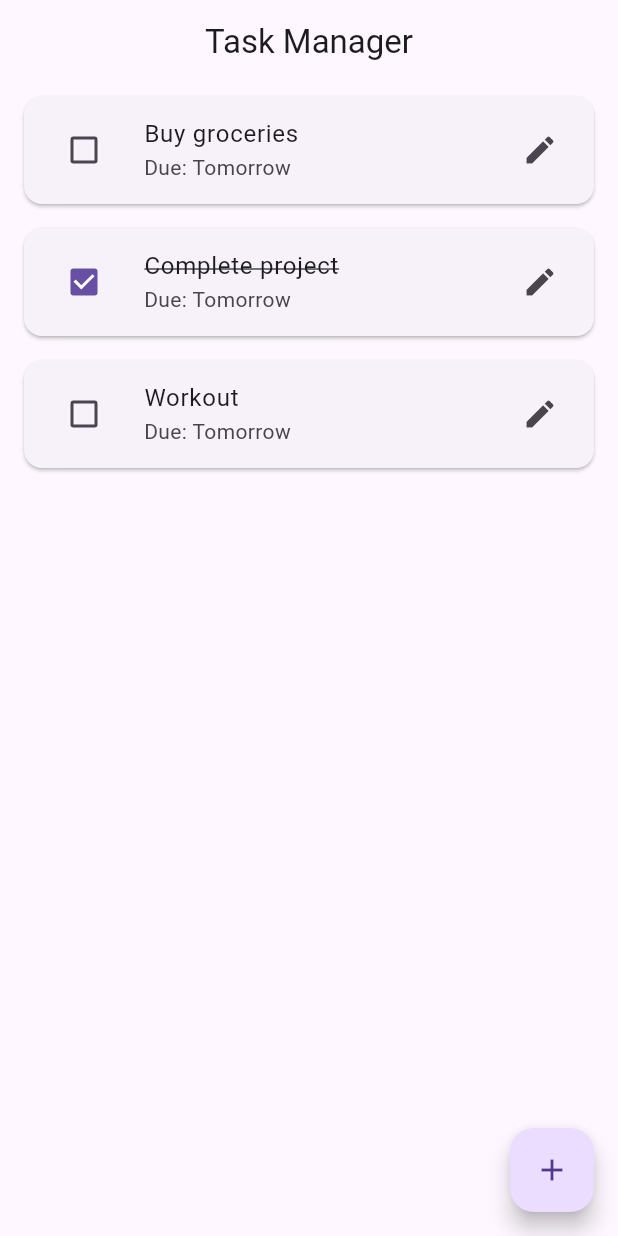
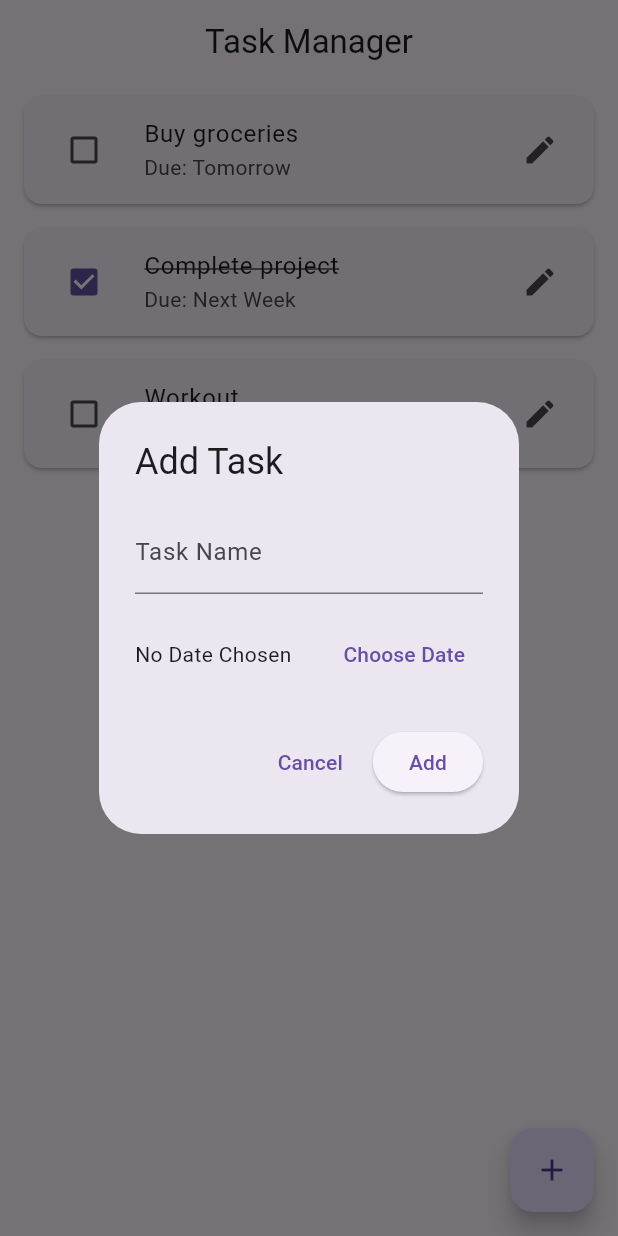
Before and after one commit to Kush148/flutter_task_manager, a Flutter app: the screen it shows after launch, after a tap on the "add" icon, on a phone screen of 412 x 824 dp. Run offline on Flutter 3.47's test engine with Material 3 defaults, Android fonts, the phone set to English and light mode, and no system bars.

Commit message:
feat: add task creation with date selection and dynamic labels

```diff
--- a/lib/main.dart
+++ b/lib/main.dart
@@ -1,4 +1,5 @@
 import 'package:flutter/material.dart';
+import 'package:intl/intl.dart';
 
 void main() {
   runApp(const MaterialApp(
@@ -16,6 +17,104 @@ class TaskManager extends StatefulWidget {
 class _TaskManagerState extends State<TaskManager> {
   List<String> tasks = ["Buy groceries", "Complete project", "Workout"];
   List<bool> taskStatus = [false, true, false];
+  List<String> taskDates = ["Tomorrow", "Next Week", "Today"];
+
+  final TextEditingController _taskController = TextEditingController();
+  DateTime? _selectedDate;
+
+  @override
+  void dispose() {
+    _taskController.dispose();
+    super.dispose();
+  }
+
+  void _addTask() {
+    showDialog(
+      context: context,
+      builder: (context) {
+        return AlertDialog(
+          title: const Text("Add Task"),
+          content: Column(
+            mainAxisSize: MainAxisSize.min,
+            children: [
+              TextField(
+                controller: _taskController,
+                decoration: const InputDecoration(labelText: "Task Name"),
+              ),
+              const SizedBox(height: 16),
+              Row(
+                children: [
+                  Expanded(
+                    child: Text(
+                      _selectedDate == null
+                          ? "No Date Chosen"
+                          : "Due: ${_formatDate(_selectedDate!)}",
+                    ),
+                  ),
+                  TextButton(
+                    onPressed: _pickDate,
+                    child: const Text("Choose Date"),
+                  ),
+                ],
+              ),
+            ],
+          ),
+          actions: [
+            TextButton(
+              onPressed: () => Navigator.of(context).pop(),
+              child: const Text("Cancel"),
+            ),
+            ElevatedButton(
+              onPressed: () {
+                if (_taskController.text.isNotEmpty && _selectedDate != null) {
+                  setState(() {
+                    tasks.add(_taskController.text);
+                    taskStatus.add(false);
+                    taskDates.add(_formatDate(_selectedDate!));
+                    _taskController.clear();
+                    _selectedDate = null;
+                  });
+                  Navigator.of(context).pop();
+                }
+              },
+              child: const Text("Add"),
+            ),
+          ],
+        );
+      },
+    );
+  }
+
+  Future<void> _pickDate() async {
+    final DateTime? picked = await showDatePicker(
+      context: context,
+      initialDate: DateTime.now(),
+      firstDate: DateTime.now(),
+      lastDate: DateTime(2101),
+    );
+    if (picked != null) {
+      setState(() {
+        _selectedDate = picked;
+      });
+    }
+  }
+
+  String _formatDate(DateTime date) {
+    final today = DateTime.now();
+    final tomorrow = today.add(Duration(days: 1));
+
+    String formattedDate = DateFormat('dd-MM-yyyy').format(date);
+
+    if (date.year == today.year && date.month == today.month && date.day == today.day) {
+      return "$formattedDate (Today)";
+    } else if (date.year == tomorrow.year && date.month == tomorrow.month && date.day == tomorrow.day) {
+      return "$formattedDate (Tomorrow)";
+    } else {
+      return formattedDate;
+    }
+  }
+
+
 
   @override
   Widget build(BuildContext context) {
@@ -46,18 +145,16 @@ class _TaskManagerState extends State<TaskManager> {
                       : TextDecoration.none,
                 ),
               ),
-              subtitle: const Text("Due: Tomorrow"),
+              subtitle: Text("Due: ${taskDates[index] == DateTime.now().toString().split(' ')[0] ? 'Today' : taskDates[index]}"),
               trailing: const Icon(Icons.edit),
             ),
           );
         },
       ),
       floatingActionButton: FloatingActionButton(
-        onPressed: () {
-          // Add task functionality to be implemented
-        },
-        child: Icon(Icons.add),
+        onPressed: _addTask,
         tooltip: "Add Task",
+        child: const Icon(Icons.add),
       ),
     );
   }
--- a/pubspec.yaml
+++ b/pubspec.yaml
@@ -35,10 +35,12 @@ dependencies:
   # The following adds the Cupertino Icons font to your application.
   # Use with the CupertinoIcons class for iOS style icons.
   cupertino_icons: ^1.0.6
+  intl: ^0.18.1
 
 dev_dependencies:
   flutter_test:
     sdk: flutter
+
 
   # The "flutter_lints" package below contains a set of recommended lints to
   # encourage good coding practices. The lint set provided by the package is
```
Also changed, not shown: pubspec.lock.
